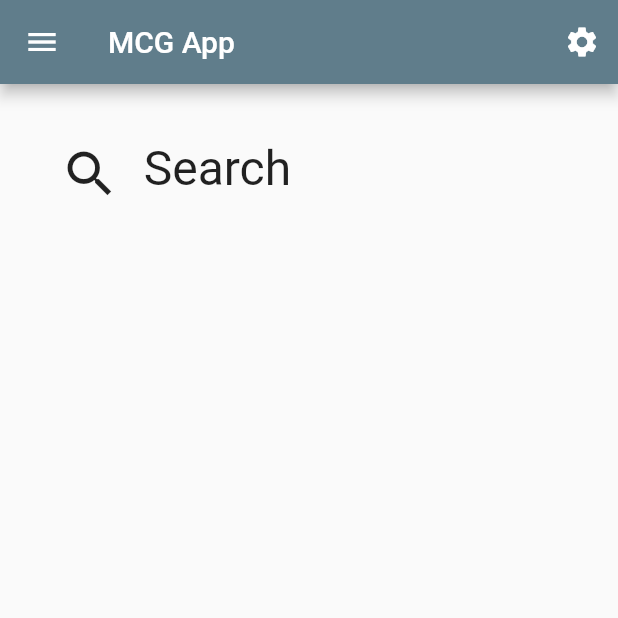
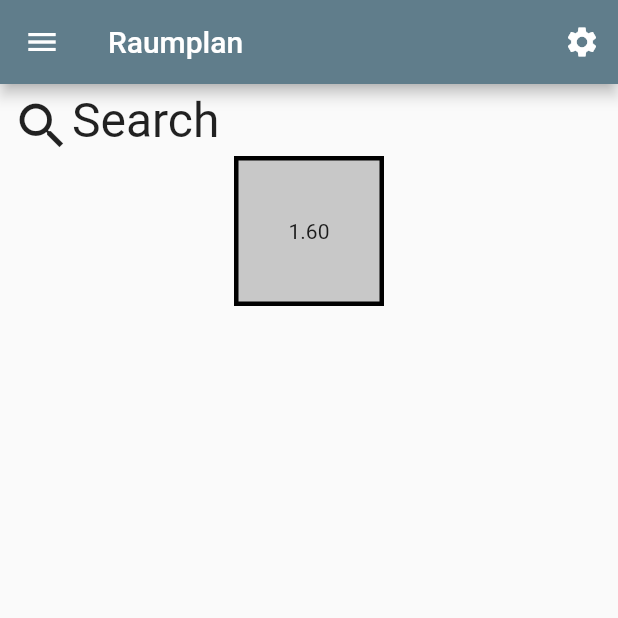
Before and after one commit to MCG-Dallgow/MCG-App, a Flutter app: the RoomPlan screen opened directly, on a phone screen of 412 x 824 dp, the top half of it. Run offline on Flutter 3.47's test engine with Material 2 defaults, Android fonts, the phone set to English and light mode, and no system bars.

```diff
--- a/lib/pages/home_page.dart
+++ b/lib/pages/home_page.dart
@@ -15,7 +15,7 @@ class Home extends StatelessWidget {
           appBar: MCGAppBar(title: "MCG App"),
           drawer: const MCGDrawer(),
           body: const Center(
-              child: Text("Homepage")
+              child: Text("Startseite")
           ),
         ),
     );
--- a/lib/pages/roomplan_page.dart
+++ b/lib/pages/roomplan_page.dart
@@ -12,23 +12,50 @@ class RoomPlan extends StatelessWidget {
       initialIndex: 0,
       length: 2,
       child: Scaffold(
-        appBar: MCGAppBar(title: "MCG App"),
+          appBar: MCGAppBar(title: "Raumplan"),
           drawer: const MCGDrawer(),
           body: Column(
-          children: <Widget> [
-            Padding(
-              padding: const EdgeInsetsDirectional.fromSTEB(32.0, 32.0, 32.0, 24.0),
-              child: Row(children: <Widget> [
-                IconButton(onPressed: () {
-                  showSearch(context: context,
-                      delegate: MySearchDelegate());
-                }, icon: const Icon(Icons.search, size: 40,)),
-                const Text('  Search', style: const TextStyle(fontSize: 32),),
-              ],)
-            )
+            children: <Widget>[
+              Row(
+                children: <Widget>[
+                  IconButton(
+                      onPressed: () {
+                        showSearch(
+                          context: context,
+                          delegate: MySearchDelegate(),
+                        );
+                      },
+                      icon: const Icon(
+                        Icons.search,
+                        size: 40,
+                      )),
+                  const Text(
+                    'Search',
+                    style: TextStyle(fontSize: 32),
+                  ),
                 ],
+              ),
+              Center(
+                child: GestureDetector(
+                  child: Container(
+                    decoration: BoxDecoration(
+                      border: Border.all(
+                        color: const Color.fromRGBO(0, 0, 0, 1),
+                        width: 3,
+                      ),
+                      color: const Color.fromRGBO(200, 200, 200, 1),
+                    ),
+                    width: 100,
+                    height: 100,
+                    child: const Center(
+                      child: Text("1.60"),
                     )
                   ),
+                  onTap: () { },
+                ),
+              ),
+            ],
+          )),
     );
   }
 }
@@ -56,15 +83,12 @@ class MySearchDelegate extends SearchDelegate {
 
   @override
   Widget buildResults(BuildContext context) => Center(
-    child: Text(
-      query,
-      style: const TextStyle(fontSize: 64)
-    ),
+        child: Text(query, style: const TextStyle(fontSize: 64)),
       );
 
   @override
   Widget buildSuggestions(BuildContext context) {
-    List <String> suggestions = [
+    List<String> suggestions = [
       'Raum 1.64',
       'Raum 1.65',
       'Raum 1.66',
@@ -78,7 +102,7 @@ class MySearchDelegate extends SearchDelegate {
 
         return ListTile(
           title: Text(suggestion),
-          onTap:() {
+          onTap: () {
             query = suggestion;
 
             showResults(context);
--- a/lib/pages/substitution_page.dart
+++ b/lib/pages/substitution_page.dart
@@ -12,7 +12,7 @@ class SubstitutionPlan extends StatelessWidget {
       initialIndex: 0,
       length: 2,
       child: Scaffold(
-        appBar: MCGAppBar(title: "MCG App"),
+        appBar: MCGAppBar(title: "Vertretungsplan"),
         drawer: const MCGDrawer(),
         body: const Center(
             child: Text("Vertretungsplan")
```
Lines whose indentation alone changed are shown as unchanged.
